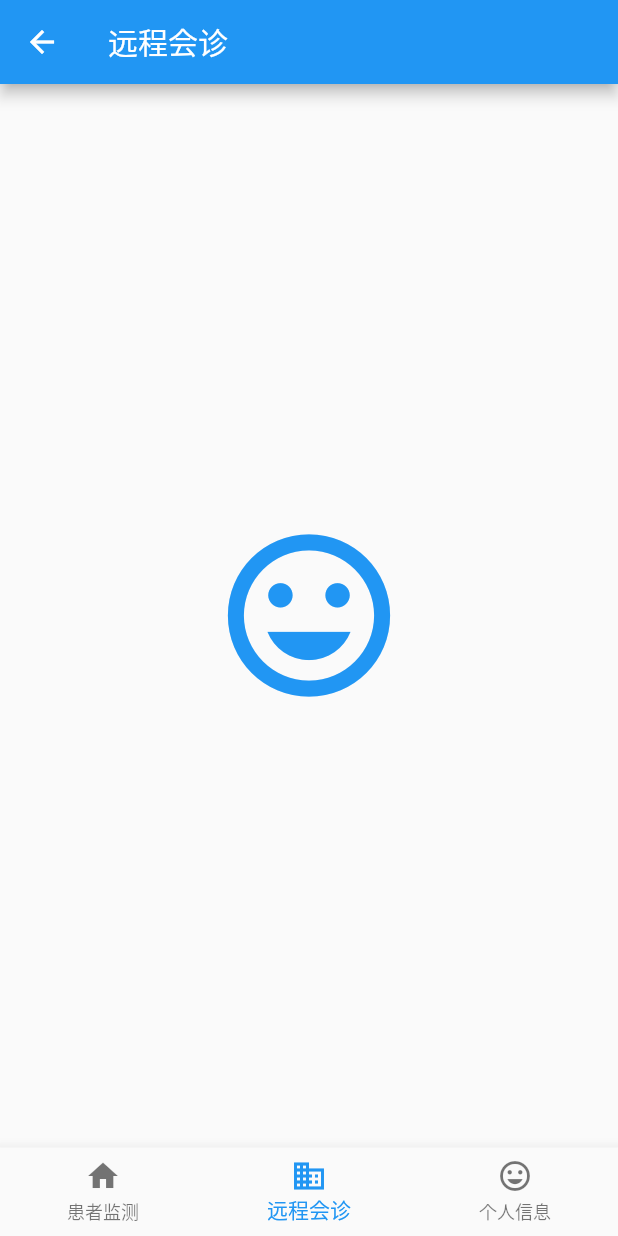
After one commit to GGGuang12138/FlutterLearning, a Flutter app: the BottomNavigation screen opened by its route, on a phone screen of 412 x 824 dp. The commit adds this screen. Run offline on Flutter 3.47's test engine with Material 2 defaults, Android fonts, the phone set to English and light mode, and no system bars; our stand-ins replace cookie_jar, date_format, dio, dio_cookie_manager, flutter_spinkit, localstorage.

Commit message:
初步实现导航栏

```diff
--- a/lib/main.dart
+++ b/lib/main.dart
@@ -1,5 +1,5 @@
 import 'package:flutter/material.dart';
-import 'package:hello_world2/page/change.dart';
+import 'package:hello_world2/page/BottomNavigation.dart';
 import 'package:hello_world2/page/home.dart';
 import 'package:hello_world2/page/loading.dart';
 
@@ -13,7 +13,7 @@ class MyApp extends StatelessWidget {
       initialRoute: '/',
       routes: {
         '/':(context) => new Home(),
-        '/Change':(context) => new Change(),
+        '/Change':(context) => new BottomNavigation(),
         '/Loading':(context) => new Loading(),
       },
     );
--- /dev/null
+++ b/lib/page/BottomNavigation.dart
@@ -0,0 +1,67 @@
+import 'package:flutter/material.dart';
+import 'package:hello_world2/page/doctor.dart';
+import 'package:hello_world2/page/patient.dart';
+import 'package:hello_world2/page/person.dart';
+
+class BottomNavigation extends StatefulWidget {
+  BottomNavigation({Key key}) : super(key: key);
+
+  @override
+  _BottomNavigationState createState() => _BottomNavigationState();
+
+
+}
+
+
+
+
+
+
+class _BottomNavigationState extends State<BottomNavigation> {
+  int _currentIndex = 1;
+  List<Widget> pages = new List();
+
+  @override
+  void initState() {
+    pages..add(Patient())..add(Doctor())..add(Person());
+    super.initState();
+
+  }
+  @override
+  Widget build(BuildContext context) {
+    return new Scaffold(
+      bottomNavigationBar: BottomNavigationBar(
+        items: [
+          BottomNavigationBarItem(
+              icon: Icon(
+                Icons.home,
+              ),
+              title: new Text(
+                '患者监测',
+              )),
+          BottomNavigationBarItem(
+              icon: Icon(
+                Icons.business,
+              ),
+              title: new Text(
+                '远程会诊',
+              )),
+          BottomNavigationBarItem(
+              icon: Icon(
+                Icons.mood,
+              ),
+              title: new Text(
+                '个人信息',
+              )),
+        ],
+        currentIndex: _currentIndex,
+        onTap: (int i) {
+          setState(() {
+            _currentIndex = i;
+          });
+        },
+      ),
+      body: pages[_currentIndex],
+    );
+  }
+}
--- /dev/null
+++ b/lib/page/doctor.dart
@@ -0,0 +1,22 @@
+import 'package:flutter/material.dart';
+
+class Doctor extends StatefulWidget{
+  @override
+  State<StatefulWidget> createState() {
+    return new DoctorState();
+  }
+}
+
+class DoctorState extends State<Doctor>{
+  @override
+  Widget build(BuildContext context) {
+    return new Scaffold(
+      appBar: new AppBar(
+        title: new Text('远程会诊'),
+      ),
+      body: new Center(
+        child: Icon(Icons.mood,size: 130.0,color: Colors.blue,),
+      ),
+    );
+  }
+}
--- a/lib/utils/http.dart
+++ b/lib/utils/http.dart
@@ -42,6 +42,7 @@ class HttpUtil {
         return e;
       }));
   }
+  //取消token
   void cancelRequests(CancelToken token){
     token.cancel("cancelled");
   }
```
Also changed, not shown: lib/page/patient.dart (added, +22 -0 lines), lib/page/person.dart (added, +22 -0 lines), lib/page/global.dart (added).
